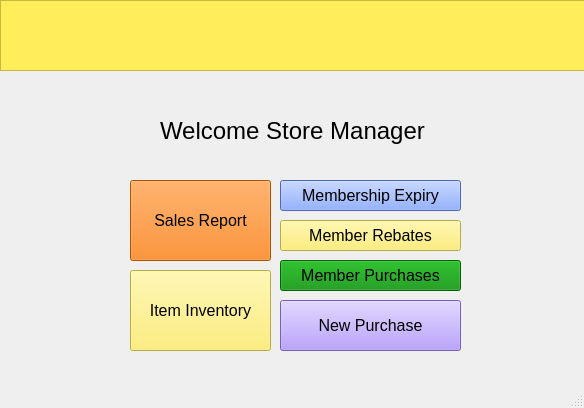
First picture: the form in storemanager.ui, repository P4TOO/BulkClub-System, before the edit.
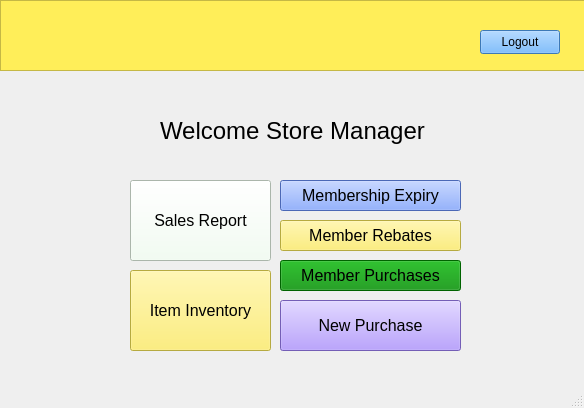
Second picture: the form after the edit. Icons and pictures are not drawn.

The edit to the form file:
```diff
--- a/storemanager.ui
+++ b/storemanager.ui
@@ -11,7 +11,7 @@
    </rect>
   </property>
   <property name="windowTitle">
-   <string>MainWindow</string>
+   <string>Store Manager</string>
   </property>
   <property name="styleSheet">
    <string notr="true"/>
@@ -119,7 +119,8 @@
      <bool>false</bool>
     </property>
     <property name="styleSheet">
-     <string notr="true">background-color: rgb(241, 115, 0)</string>
+     <string notr="true">background-color: rgb(240, 255, 240)
+</string>
     </property>
     <property name="text">
      <string>Sales Report</string>
@@ -219,7 +220,23 @@
      <string notr="true">background-color:rgb(162, 131, 255)</string>
     </property>
     <property name="text">
-     <string>New Purchase</string>
+     <string notr="true">New Purchase</string>
+    </property>
+   </widget>
+   <widget class="QPushButton" name="logout">
+    <property name="geometry">
+     <rect>
+      <x>480</x>
+      <y>30</y>
+      <width>80</width>
+      <height>24</height>
+     </rect>
+    </property>
+    <property name="styleSheet">
+     <string notr="true">background-color:rgb(85, 170, 255)</string>
+    </property>
+    <property name="text">
+     <string>Logout</string>
     </property>
    </widget>
    <zorder>layoutWidget</zorder>
@@ -232,6 +249,7 @@
    <zorder>label</zorder>
    <zorder>label_2</zorder>
    <zorder>new_purchase</zorder>
+   <zorder>logout</zorder>
   </widget>
   <widget class="QStatusBar" name="statusbar"/>
   <action name="actionSales_Report">
```
